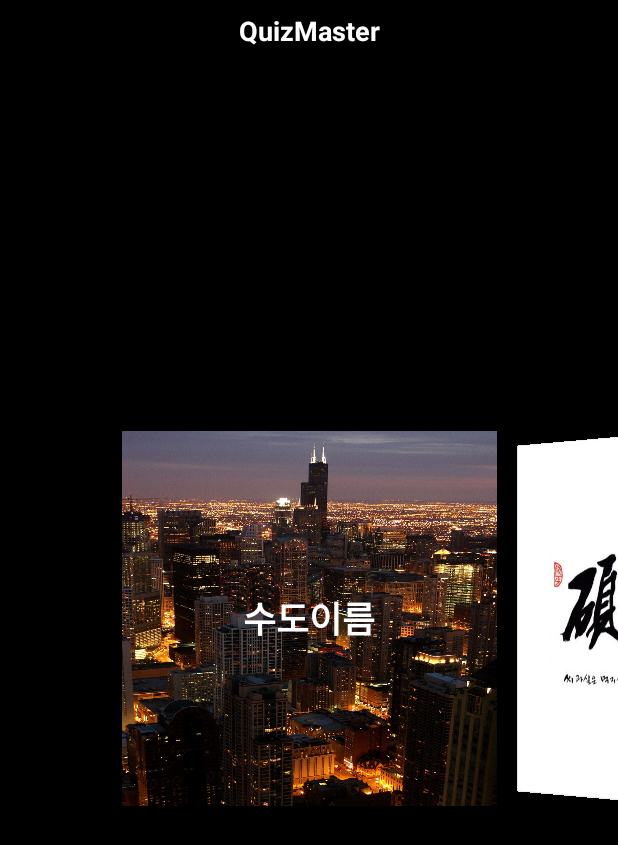
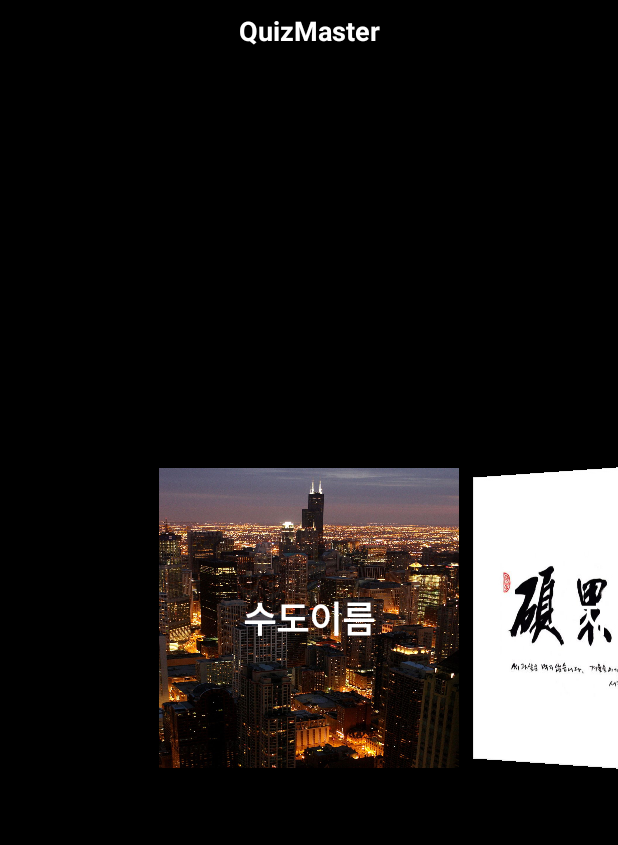
Before and after one commit to KoHyeokJoon/quizMaster, an Android app: the screen it shows after launch (MainActivity), on a phone screen of 412 x 824 dp. Shown: the top 845 px of the screen. Run offline under Robolectric (Android 15) with nearby library versions, the light colour scheme and no system bars; our stand-ins replace Room's generated code.

Commit message:
상위 구하려다가 ,,room db 인줄까먹고 뻘짓했네

```diff
--- a/app/src/main/java/com/example/quizmaster/dao/GameScoreDAO.java
+++ b/app/src/main/java/com/example/quizmaster/dao/GameScoreDAO.java
@@ -17,10 +17,10 @@ public interface GameScoreDAO {
 
     // game score
     @Insert
-    public void insertGameScore(GameScore gameScore);
+    void insertGameScore(GameScore gameScore);
 
     @Update
-    public void updateGameScore(GameScore gameScore);
+    void updateGameScore(GameScore gameScore);
 
     @Query("SELECT COUNT(1) FROM GameScore WHERE queGb = :queGb")
     Integer getGameScoreCnt(String queGb);
--- a/app/src/main/java/com/example/quizmaster/dao/QuizListDAO.java
+++ b/app/src/main/java/com/example/quizmaster/dao/QuizListDAO.java
@@ -25,16 +25,16 @@ public interface QuizListDAO {
     List<QuizList> dynamic(SupportSQLiteQuery query);
 
     @Insert
-    public void insertIdiomList(QuizList idiomQuizList);
+    void insertIdiomList(QuizList idiomQuizList);
 
     @Update
-    public void updateIdiom(QuizList idiomQuizList);
+    void updateIdiom(QuizList idiomQuizList);
 
     @Query("DELETE FROM QuizList WHERE queGb = :queGb")
-    public void deleteItems(String queGb);
+    void deleteItems(String queGb);
 
     @Query("SELECT COUNT(1) FROM QuizList WHERE queGb = :queGb AND answer = :answer")
-    public int dupCount(String queGb, String answer);
+    int dupCount(String queGb, String answer);
 
 
 
--- a/app/src/main/java/com/example/quizmaster/data/GameScore.java
+++ b/app/src/main/java/com/example/quizmaster/data/GameScore.java
@@ -7,6 +7,9 @@ import androidx.room.PrimaryKey;
 @Entity
 public class GameScore {
 
+    @PrimaryKey(autoGenerate = true) //자동 ID 할당
+    public int seq;
+
     @ColumnInfo(name = "queGb")
     public String queGb;
 
@@ -14,7 +17,7 @@ public class GameScore {
     public Integer score;
 
     @ColumnInfo(name = "gameGb")
-    public String gameGb;
+    public String gameGb; // single or friend
 
 
     public void setQueGb(String queGb) {
--- a/app/src/main/java/com/example/quizmaster/db/DataBase.java
+++ b/app/src/main/java/com/example/quizmaster/db/DataBase.java
@@ -6,15 +6,20 @@ import androidx.room.Database;
 import androidx.room.Room;
 import androidx.room.RoomDatabase;
 
+import com.example.quizmaster.dao.GameScoreDAO;
 import com.example.quizmaster.dao.QuizListDAO;
+import com.example.quizmaster.data.GameScore;
 import com.example.quizmaster.data.QuizList;
 
-@Database(entities = {QuizList.class}, version = 2)
+@Database(entities = {QuizList.class, GameScore.class}
+        , version = 2)
 public abstract class DataBase extends RoomDatabase {
 
     private static DataBase INSTANCE = null;
 
     public abstract QuizListDAO quizListDAO();
+
+    public abstract GameScoreDAO gameScoreDAO();
 
     public static DataBase getInstance(Context context) {
         if (INSTANCE == null) {
--- a/app/src/main/java/com/example/quizmaster/idiom/impl/IdiomSingleServiceImpl.java
+++ b/app/src/main/java/com/example/quizmaster/idiom/impl/IdiomSingleServiceImpl.java
@@ -199,6 +199,7 @@ public class IdiomSingleServiceImpl extends AppCompatActivity implements StartGa
         intent.putExtra("score", this.score);
         intent.putExtra("stage", this.stage);
         intent.putExtra("gameGb", "S");
+        intent.putExtra("queGb", "idiom");
         finish();
         startActivity(intent);
         overridePendingTransition(R.anim.none, R.anim.right_to_left); //자연스럽게 이동
--- a/app/src/main/java/com/example/quizmaster/movie/impl/MovieSingleServiceImpl.java
+++ b/app/src/main/java/com/example/quizmaster/movie/impl/MovieSingleServiceImpl.java
@@ -197,6 +197,7 @@ public class MovieSingleServiceImpl extends AppCompatActivity implements StartGa
         intent.putExtra("score", this.score);
         intent.putExtra("stage", this.stage);
         intent.putExtra("gameGb", "S");
+        intent.putExtra("queGb", "movie");
         finish();
         startActivity(intent);
         overridePendingTransition(R.anim.none, R.anim.right_to_left); //자연스럽게 이동
--- a/app/src/main/java/com/example/quizmaster/sudo/impl/SudoSingleServiceImpl.java
+++ b/app/src/main/java/com/example/quizmaster/sudo/impl/SudoSingleServiceImpl.java
@@ -197,6 +197,7 @@ public class SudoSingleServiceImpl extends AppCompatActivity implements StartGam
         intent.putExtra("score", this.score);
         intent.putExtra("stage", this.stage);
         intent.putExtra("gameGb", "S");
+        intent.putExtra("queGb", "sudo");
         finish();
         startActivity(intent);
         overridePendingTransition(R.anim.none, R.anim.right_to_left); //자연스럽게 이동
--- a/app/src/main/res/layout/views.xml
+++ b/app/src/main/res/layout/views.xml
@@ -3,8 +3,8 @@
 
     <FrameLayout
             android:id="@+id/mainSudoQuiz"
-            android:layout_width="250dp"
-            android:layout_height="250dp"
+            android:layout_width="200dp"
+            android:layout_height="200dp"
             android:background="@drawable/sudo_main"
             app:layout_constraintTop_toTopOf="parent"
             app:layout_constraintEnd_toEndOf="parent"
@@ -19,8 +19,8 @@
 
     <FrameLayout
             android:id="@+id/mainIdiomQuiz"
-            android:layout_width="250dp"
-            android:layout_height="250dp"
+            android:layout_width="200dp"
+            android:layout_height="200dp"
             android:background="@drawable/idiom_main"
             app:layout_constraintTop_toTopOf="parent"
             app:layout_constraintEnd_toEndOf="parent"
@@ -35,8 +35,8 @@
 
     <FrameLayout
             android:id="@+id/mainMovieQuiz"
-            android:layout_width="250dp"
-            android:layout_height="250dp"
+            android:layout_width="200dp"
+            android:layout_height="200dp"
             android:background="@drawable/movie_main"
             app:layout_constraintTop_toTopOf="parent"
             app:layout_constraintEnd_toEndOf="parent"
@@ -51,8 +51,8 @@
 
     <FrameLayout
         android:id="@+id/addDataBtn"
-        android:layout_width="250dp"
-        android:layout_height="250dp"
+        android:layout_width="200dp"
+        android:layout_height="200dp"
         android:background="@android:color/holo_red_light"
         app:layout_constraintTop_toTopOf="parent"
         app:layout_constraintEnd_toEndOf="parent"
--- a/app/src/main/res/xml/motion_scene_2.xml
+++ b/app/src/main/res/xml/motion_scene_2.xml
@@ -7,7 +7,7 @@
     <Transition
             motion:constraintSetStart="@id/s1"
             motion:constraintSetEnd="@id/s2"
-            motion:duration="500">
+            motion:duration="250">
         <KeyFrameSet>
             <KeyAttribute
                     motion:framePosition="30"
@@ -22,7 +22,7 @@
     <Transition
             motion:constraintSetStart="@id/s2"
             motion:constraintSetEnd="@id/s1"
-            motion:duration="500">
+            motion:duration="250">
         <KeyFrameSet>
             <KeyAttribute
                     motion:framePosition="70"
@@ -37,7 +37,7 @@
     <Transition
             motion:constraintSetStart="@id/s2"
             motion:constraintSetEnd="@id/s3"
-            motion:duration="500">
+            motion:duration="250">
         <KeyFrameSet>
             <KeyAttribute
                     motion:framePosition="30"
@@ -52,7 +52,7 @@
     <Transition
             motion:constraintSetStart="@id/s3"
             motion:constraintSetEnd="@id/s2"
-            motion:duration="500">
+            motion:duration="250">
         <KeyFrameSet>
             <KeyAttribute
                     motion:framePosition="70"
@@ -69,7 +69,7 @@
     <Transition
         motion:constraintSetStart="@id/s3"
         motion:constraintSetEnd="@id/s4"
-        motion:duration="500">
+        motion:duration="250">
         <KeyFrameSet>
             <KeyAttribute
                 motion:framePosition="30"
@@ -85,7 +85,7 @@
     <Transition
         motion:constraintSetStart="@id/s4"
         motion:constraintSetEnd="@id/s3"
-        motion:duration="500">
+        motion:duration="250">
         <KeyFrameSet>
             <KeyAttribute
                 motion:framePosition="70"
@@ -104,13 +104,13 @@
             <Transform android:rotationY="0" android:translationX="0dp"/>
         </Constraint>
         <Constraint android:id="@+id/mainIdiomQuiz">
-            <Transform android:rotationY="-15" android:translationX="250dp"/>
+            <Transform android:rotationY="-15" android:translationX="200dp"/>
         </Constraint>
         <Constraint android:id="@+id/mainMovieQuiz">
-            <Transform android:rotationY="-15" android:translationX="500dp"/>
+            <Transform android:rotationY="-15" android:translationX="400dp"/>
         </Constraint>
         <Constraint android:id="@+id/addDataBtn">
-            <Transform android:rotationY="-15" android:translationX="750dp"/>
+            <Transform android:rotationY="-15" android:translationX="600dp"/>
         </Constraint>
     </ConstraintSet>
 
@@ -130,11 +130,11 @@
         </Constraint>
 
         <Constraint android:id="@id/mainMovieQuiz">
-            <Transform android:rotationY="-15" android:translationX="250dp"/>
+            <Transform android:rotationY="-15" android:translationX="200dp"/>
         </Constraint>
 
         <Constraint android:id="@id/addDataBtn">
-            <Transform android:rotationY="-30" android:translationX="500dp"/>
+            <Transform android:rotationY="-30" android:translationX="400dp"/>
         </Constraint>
     </ConstraintSet>
 
@@ -164,7 +164,7 @@
         </Constraint>
 
         <Constraint android:id="@id/addDataBtn">
-            <Transform android:rotationY="-15" android:translationX="250dp"/>
+            <Transform android:rotationY="-15" android:translationX="200dp"/>
         </Constraint>
 
     </ConstraintSet>
```
Also changed, not shown: app/src/main/AndroidManifest.xml (+14 -0 lines), app/src/main/java/com/example/quizmaster/AddData.java (+27 -3 lines), app/src/main/java/com/example/quizmaster/EndPage.java (+30 -15 lines), app/src/main/java/com/example/quizmaster/MainActivity.java (+42 -2 lines), app/src/main/java/com/example/quizmaster/db/RunDataBase.java (+26 -5 lines), app/src/main/java/com/example/quizmaster/movie/impl/MovieFriendServiceImpl.java (+25 -1 lines), app/src/main/java/com/example/quizmaster/sudo/impl/SudoFriendServiceImpl.java (+20 -1 lines), app/src/main/res/layout/activity_end_page.xml (+17 -3 lines), app/src/main/res/layout/activity_main2.xml (added, +13 -0 lines).
